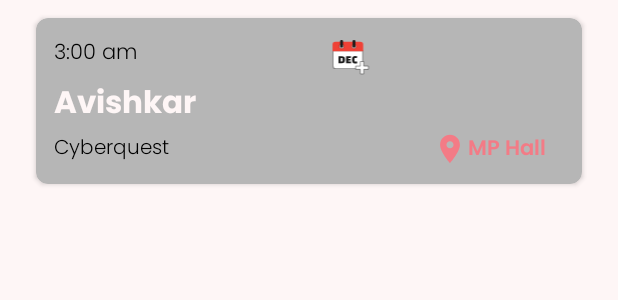
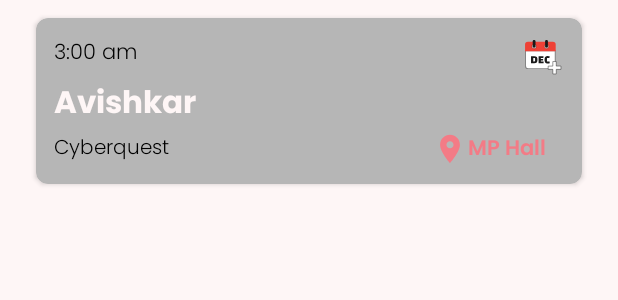
Before and after one commit to 334Dev/LiteLo, an Android app: the layout event_card_rectangle.xml on its own in the app's theme, with its tools: preview values and no code run, on a phone screen of 412 x 824 dp. Shown: the top 300 px of the screen. Run offline under Robolectric (Android 15) with nearby library versions, the phone set to English and light mode, and no system bars.

```diff
--- a/app/src/main/java/com/dev334/litelo/UI/home/filterAdapter.java
+++ b/app/src/main/java/com/dev334/litelo/UI/home/filterAdapter.java
@@ -40,7 +40,7 @@ public class filterAdapter extends RecyclerView.Adapter<filterAdapter.mViewHolde
     @Override
     public void onBindViewHolder(@NonNull mViewHolder holder, int position) {
         holder.setEventName(eventModelList.get(position).getName());
-        holder.setEventTime("6:30 pm");
+        holder.setEventTime(eventModelList.get(position).getTime());
         holder.setEventParent(eventModelList.get(position).getParent());
         //holder.setEventLocation(eventModelList.get(position).getLink());
         holder.setEventLocation("MS Teams");
--- a/app/src/main/res/layout/event_card_rectangle.xml
+++ b/app/src/main/res/layout/event_card_rectangle.xml
@@ -31,23 +31,33 @@
             <LinearLayout
                 android:layout_width="match_parent"
                 android:layout_height="match_parent"
-                android:orientation="horizontal">
+                android:orientation="horizontal"
+                android:weightSum="2">
 
                 <TextView
                     android:id="@+id/r_eventcard_time"
                     android:layout_width="wrap_content"
                     android:layout_height="wrap_content"
+                    android:layout_weight="1"
                     android:fontFamily="@font/poppinslight"
                     android:text="3:00 am"
                     android:textColor="@color/Text" />
 
-                <ImageView
-                    android:id="@+id/r_eventcard_calender"
+                <LinearLayout
                     android:layout_width="wrap_content"
                     android:layout_height="wrap_content"
-                    android:layout_alignParentRight="true"
                     android:layout_weight="1"
-                    app:srcCompat="@drawable/ic_december_addsvg_01" />
+                    android:orientation="vertical">
+
+                    <ImageView
+                        android:id="@+id/r_eventcard_calender"
+                        android:layout_width="wrap_content"
+                        android:layout_height="wrap_content"
+                        android:layout_alignParentRight="true"
+                        android:layout_gravity="right"
+                        android:layout_weight="1"
+                        app:srcCompat="@drawable/ic_december_addsvg_01" />
+                </LinearLayout>
 
             </LinearLayout>
 
```
Also changed, not shown: app/src/main/java/com/dev334/litelo/UI/splashScreen/SplashFragment.java (+10 -6 lines).
